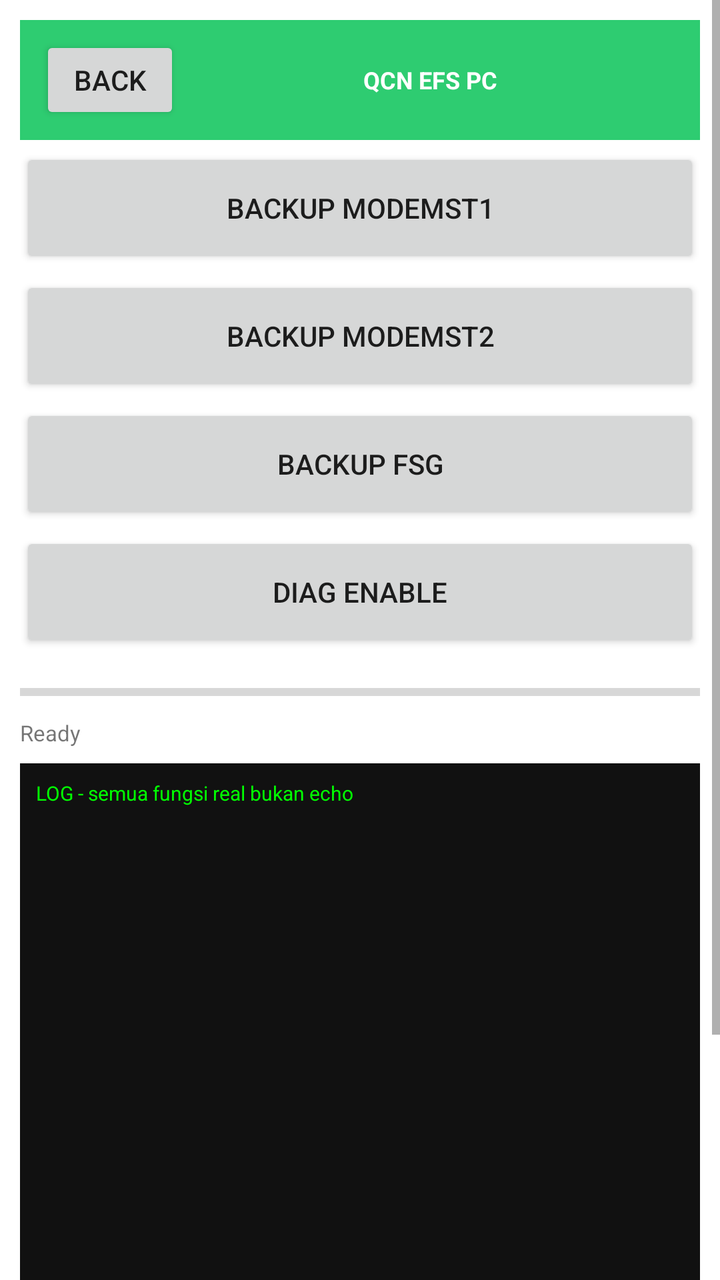
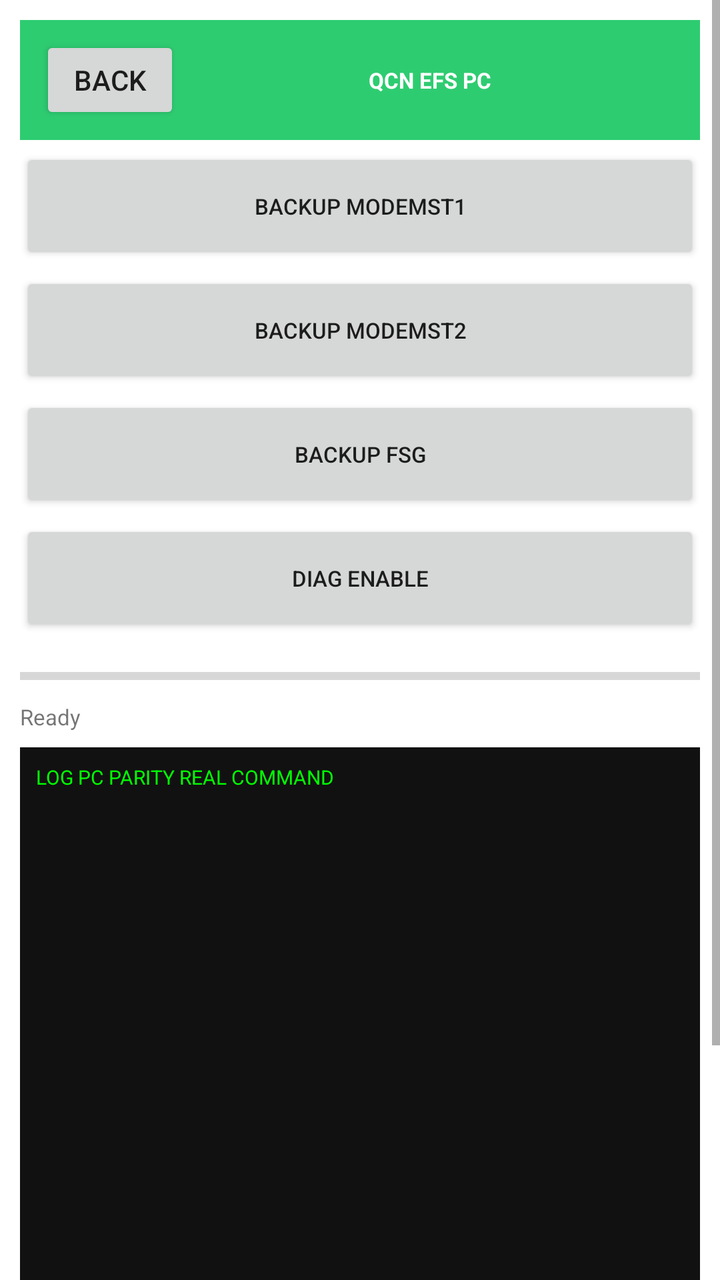

Before-and-after screenshots of an Android layout around one commit, followed by the original layout XML and the change that was made.
<!-- AndroidManifest.xml: application theme Theme.OTGFlasher -->
<!-- res/layout/activity_qcn.xml -->
<?xml version="1.0" encoding="utf-8"?>
<ScrollView xmlns:android="http://schemas.android.com/apk/res/android" android:layout_width="match_parent" android:layout_height="match_parent" android:background="#FFFFFF">
<LinearLayout android:orientation="vertical" android:layout_width="match_parent" android:layout_height="wrap_content" android:padding="10dp">
<LinearLayout android:orientation="horizontal" android:layout_width="match_parent" android:layout_height="60dp" android:background="#2ECC71" android:gravity="center_vertical" android:padding="10dp"><Button android:id="@+id/btn_back" android:text="BACK" android:layout_width="70dp" android:layout_height="44dp"/><TextView android:text="QCN EFS PC" android:textSize="12sp" android:textStyle="bold" android:textColor="#FFFFFF" android:layout_width="0dp" android:layout_weight="1" android:layout_height="wrap_content" android:gravity="center"/></LinearLayout>
<Button android:id="@+id/btn_backup_modemst1_0" android:text="BACKUP modemst1" android:layout_width="match_parent" android:layout_height="60dp" android:layout_marginTop="4dp"/>
<Button android:id="@+id/btn_backup_modemst2_1" android:text="BACKUP modemst2" android:layout_width="match_parent" android:layout_height="60dp" android:layout_marginTop="4dp"/>
<Button android:id="@+id/btn_backup_fsg_2" android:text="BACKUP fsg" android:layout_width="match_parent" android:layout_height="60dp" android:layout_marginTop="4dp"/>
<Button android:id="@+id/btn_diag_enable_3" android:text="DIAG enable" android:layout_width="match_parent" android:layout_height="60dp" android:layout_marginTop="4dp"/>
<ProgressBar android:id="@+id/progress_bar" style="?android:attr/progressBarStyleHorizontal" android:layout_width="match_parent" android:layout_height="16dp" android:max="100" android:layout_marginTop="12dp"/>
<TextView android:id="@+id/txt_detail" android:text="Ready" android:textSize="11sp" android:layout_width="match_parent" android:layout_height="wrap_content" android:layout_marginTop="5dp"/>
<TextView android:id="@+id/log_view" android:text="LOG - semua fungsi real bukan echo" android:textSize="10sp" android:background="#111111" android:textColor="#00FF00" android:padding="8dp" android:layout_width="match_parent" android:layout_height="400dp" android:layout_marginTop="8dp"/>
</LinearLayout></ScrollView>
<!-- resources referenced by this layout -->
<resources>
  <style name="Theme.OTGFlasher" parent="android:Theme.Material.Light.NoActionBar" />
</resources>

<!-- the commit's change to res/layout/activity_qcn.xml (unified diff, before → after) -->
@@ -1,12 +1,12 @@
 <?xml version="1.0" encoding="utf-8"?>
 <ScrollView xmlns:android="http://schemas.android.com/apk/res/android" android:layout_width="match_parent" android:layout_height="match_parent" android:background="#FFFFFF">
 <LinearLayout android:orientation="vertical" android:layout_width="match_parent" android:layout_height="wrap_content" android:padding="10dp">
-<LinearLayout android:orientation="horizontal" android:layout_width="match_parent" android:layout_height="60dp" android:background="#2ECC71" android:gravity="center_vertical" android:padding="10dp"><Button android:id="@+id/btn_back" android:text="BACK" android:layout_width="70dp" android:layout_height="44dp"/><TextView android:text="QCN EFS PC" android:textSize="12sp" android:textStyle="bold" android:textColor="#FFFFFF" android:layout_width="0dp" android:layout_weight="1" android:layout_height="wrap_content" android:gravity="center"/></LinearLayout>
-<Button android:id="@+id/btn_backup_modemst1_0" android:text="BACKUP modemst1" android:layout_width="match_parent" android:layout_height="60dp" android:layout_marginTop="4dp"/>
-<Button android:id="@+id/btn_backup_modemst2_1" android:text="BACKUP modemst2" android:layout_width="match_parent" android:layout_height="60dp" android:layout_marginTop="4dp"/>
-<Button android:id="@+id/btn_backup_fsg_2" android:text="BACKUP fsg" android:layout_width="match_parent" android:layout_height="60dp" android:layout_marginTop="4dp"/>
-<Button android:id="@+id/btn_diag_enable_3" android:text="DIAG enable" android:layout_width="match_parent" android:layout_height="60dp" android:layout_marginTop="4dp"/>
+<LinearLayout android:orientation="horizontal" android:layout_width="match_parent" android:layout_height="60dp" android:background="#2ECC71" android:gravity="center_vertical" android:padding="10dp"><Button android:id="@+id/btn_back" android:text="BACK" android:layout_width="70dp" android:layout_height="44dp"/><TextView android:text="QCN EFS PC" android:textSize="11sp" android:textStyle="bold" android:textColor="#FFFFFF" android:layout_width="0dp" android:layout_weight="1" android:layout_height="wrap_content" android:gravity="center"/></LinearLayout>
+<Button android:id="@+id/btn_backup_modemst1_0" android:text="BACKUP modemst1" android:layout_width="match_parent" android:layout_height="58dp" android:layout_marginTop="4dp" android:textSize="11sp"/>
+<Button android:id="@+id/btn_backup_modemst2_1" android:text="BACKUP modemst2" android:layout_width="match_parent" android:layout_height="58dp" android:layout_marginTop="4dp" android:textSize="11sp"/>
+<Button android:id="@+id/btn_backup_fsg_2" android:text="BACKUP fsg" android:layout_width="match_parent" android:layout_height="58dp" android:layout_marginTop="4dp" android:textSize="11sp"/>
+<Button android:id="@+id/btn_diag_enable_3" android:text="DIAG enable" android:layout_width="match_parent" android:layout_height="58dp" android:layout_marginTop="4dp" android:textSize="11sp"/>
 <ProgressBar android:id="@+id/progress_bar" style="?android:attr/progressBarStyleHorizontal" android:layout_width="match_parent" android:layout_height="16dp" android:max="100" android:layout_marginTop="12dp"/>
 <TextView android:id="@+id/txt_detail" android:text="Ready" android:textSize="11sp" android:layout_width="match_parent" android:layout_height="wrap_content" android:layout_marginTop="5dp"/>
-<TextView android:id="@+id/log_view" android:text="LOG - semua fungsi real bukan echo" android:textSize="10sp" android:background="#111111" android:textColor="#00FF00" android:padding="8dp" android:layout_width="match_parent" android:layout_height="400dp" android:layout_marginTop="8dp"/>
+<TextView android:id="@+id/log_view" android:text="LOG PC PARITY REAL COMMAND" android:textSize="10sp" android:background="#111111" android:textColor="#00FF00" android:padding="8dp" android:layout_width="match_parent" android:layout_height="400dp" android:layout_marginTop="8dp"/>
 </LinearLayout></ScrollView>
